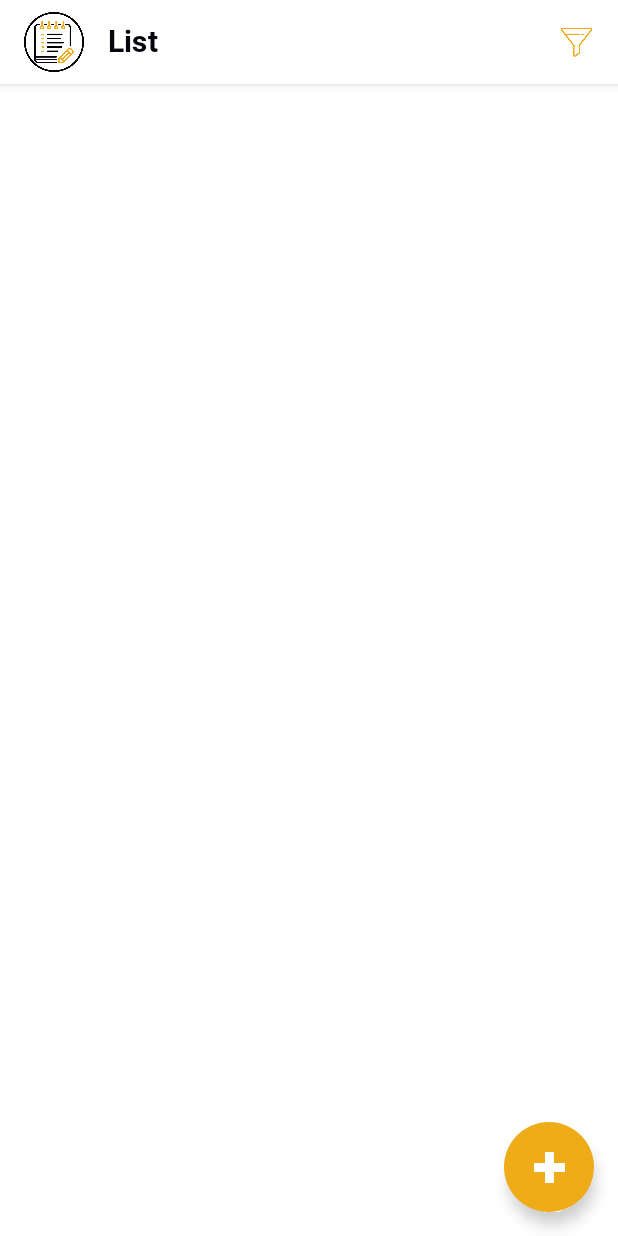
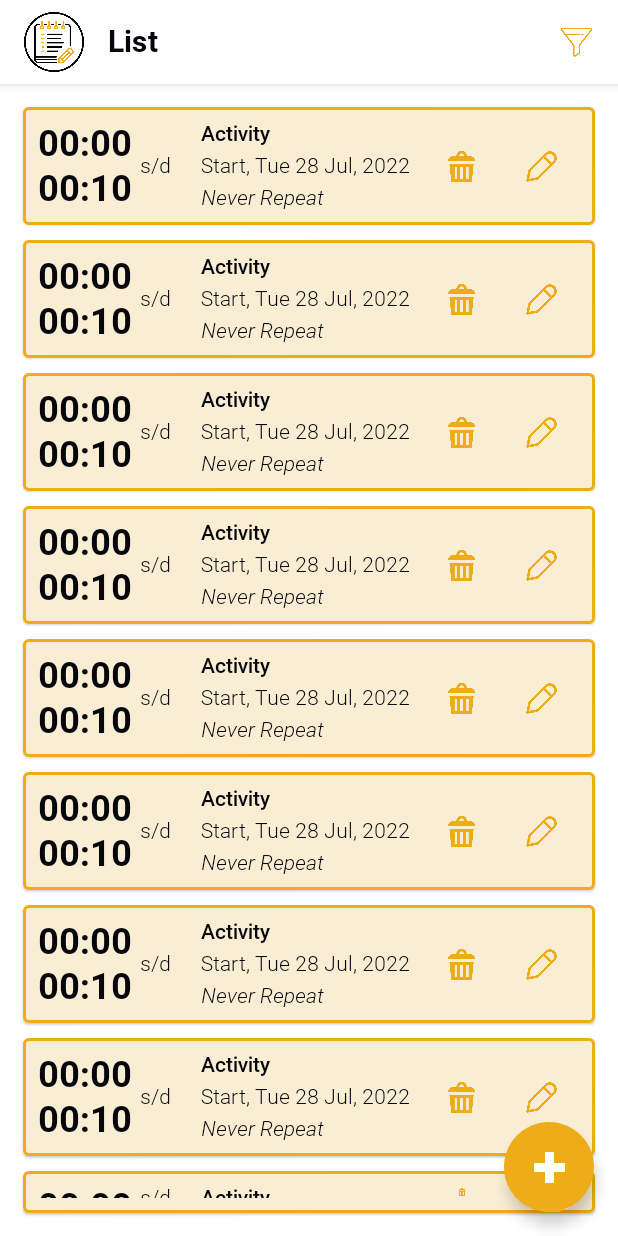
Before and after one commit to merillpr/minotes, an Android app built with Jetpack Compose: the ListActivity screen opened directly, with no data from a screen before it, on a phone screen of 412 x 824 dp. Run offline under Robolectric (Android 15) with nearby library versions, the phone set to English and light mode, and no system bars.

Commit message:
1. Menambahkan compose pada ItemList.kt 2. Menambahkan UI pada ListActivity.kt 3. Menambahjan satu warna baru di Color.kt

```diff
--- a/app/src/main/java/com/merillpr/minotes/ListActivity.kt
+++ b/app/src/main/java/com/merillpr/minotes/ListActivity.kt
@@ -3,25 +3,35 @@ package com.merillpr.minotes
 import android.os.Bundle
 import androidx.activity.ComponentActivity
 import androidx.activity.compose.setContent
-import androidx.compose.foundation.layout.fillMaxSize
+import androidx.compose.foundation.layout.*
 import androidx.compose.material.*
 import androidx.compose.runtime.Composable
 import androidx.compose.ui.Modifier
 import androidx.compose.ui.tooling.preview.Preview
-import com.merillpr.minotes.custom.SetupFab
-import com.merillpr.minotes.custom.SetupTopAppBar
+import androidx.compose.ui.unit.dp
+import com.merillpr.minotes.custom.*
 import com.merillpr.minotes.ui.theme.MinotesTheme
 
 class ListActivity : ComponentActivity() {
     override fun onCreate(savedInstanceState: Bundle?) {
         super.onCreate(savedInstanceState)
         setContent {
-            Scaffold(
-                topBar = { SetupTopAppBar(R.drawable.minotes_filter_icon, "My Filter", "List", ListActivity::class.java) },
-                floatingActionButton = { SetupFab(AddActivity::class.java) },
-                floatingActionButtonPosition = FabPosition.End,
-            ) {
+            ListScaffold()
+        }
+    }
+}
 
+@Composable
+fun ListScaffold() {
+    Scaffold(
+        topBar = { SetupTopAppBar(R.drawable.minotes_filter_icon, "My Filter", "List", ListActivity::class.java) },
+        floatingActionButton = { SetupFab(AddActivity::class.java) },
+        floatingActionButtonPosition = FabPosition.End,
+    ) {
+        Column (modifier = Modifier.fillMaxWidth().padding(15 .dp)){
+            for(i in 1..50) {
+                CardList()
+                Spacer(Modifier.size(10.dp))
             }
         }
     }
--- a/app/src/main/java/com/merillpr/minotes/custom/ItemList.kt
+++ b/app/src/main/java/com/merillpr/minotes/custom/ItemList.kt
@@ -1 +1,105 @@
 package com.merillpr.minotes.custom
+
+import androidx.compose.foundation.BorderStroke
+import androidx.compose.foundation.Image
+import androidx.compose.foundation.layout.*
+import androidx.compose.material.Card
+import androidx.compose.material.IconButton
+import androidx.compose.material.Text
+import androidx.compose.runtime.Composable
+import androidx.compose.ui.Alignment
+import androidx.compose.ui.Modifier
+import androidx.compose.ui.res.painterResource
+import androidx.compose.ui.text.font.FontWeight
+import androidx.compose.ui.unit.dp
+import androidx.compose.ui.unit.sp
+import com.merillpr.minotes.R
+import com.merillpr.minotes.robotoFont
+import com.merillpr.minotes.ui.theme.BackgroundYellow
+import com.merillpr.minotes.ui.theme.Black
+import com.merillpr.minotes.ui.theme.MostYellow
+
+@Composable
+fun CardList() {
+    Card(
+        modifier = Modifier
+            .fillMaxWidth(),
+        border = BorderStroke(2.dp, MostYellow),
+        backgroundColor = BackgroundYellow
+    ){
+        Row(
+            modifier = Modifier
+                .fillMaxWidth()
+                .padding(10.dp),
+            verticalAlignment = Alignment.CenterVertically
+        ) {
+            Column() {
+                Text(
+                    text = "00:00",
+                    color = Black,
+                    fontFamily = robotoFont,
+                    fontWeight = FontWeight.Bold,
+                    fontSize = 24.sp
+                )
+                Spacer(modifier = Modifier.size(2.dp))
+                Text(
+                    text = "00:10",
+                    color = Black,
+                    fontFamily = robotoFont,
+                    fontWeight = FontWeight.Bold,
+                    fontSize = 24.sp
+                )
+            }
+            Spacer(modifier = Modifier.size(5.dp))
+            Text(
+                text = "s/d",
+                color = Black,
+                fontFamily = robotoFont,
+                fontWeight = FontWeight.Light,
+                fontSize = 14.sp
+            )
+            Spacer(modifier = Modifier.size(20.dp))
+            Column() {
+                Text(
+                    text = "Activity",
+                    color = Black,
+                    fontFamily = robotoFont,
+                    fontWeight = FontWeight.Medium,
+                    fontSize = 14.sp
+                )
+                Spacer(modifier = Modifier.size(5.dp))
+                Text(
+                    text = "Start, Tue 28 Jul, 2022",
+                    color = Black,
+                    fontFamily = robotoFont,
+                    fontWeight = FontWeight.Light,
+                    fontSize = 14.sp
+                )
+                Spacer(modifier = Modifier.size(5.dp))
+                Text(
+                    text = "Never Repeat",
+                    color = Black,
+                    fontFamily = robotoFont,
+                    fontWeight = FontWeight.ExtraLight,
+                    fontSize = 14.sp
+                )
+            }
+            Spacer(Modifier.size(10.dp))
+            IconButton(onClick = {}){
+                Image(
+                    painterResource(id = R.drawable.minotes_delete),
+                    contentDescription = "My Delete",
+                    modifier = Modifier.size(30.dp)
+                )
+            }
+            Spacer(Modifier.size(5.dp))
+            IconButton(onClick = {}){
+                Image(
+                    painterResource(id = R.drawable.minotes_update),
+                    contentDescription = "My Update",
+                    modifier = Modifier.size(30.dp)
+                )
+            }
+        }
+    }
+}
--- a/app/src/main/java/com/merillpr/minotes/ui/theme/Color.kt
+++ b/app/src/main/java/com/merillpr/minotes/ui/theme/Color.kt
@@ -14,3 +14,4 @@ val Black = Color(0xFF06070C)
 val LessYellow = Color(0xFFFACD26)
 val MidYellow = Color(0xFFF6BE20)
 val MostYellow = Color(0xFFEEAC19)
+val BackgroundYellow = Color(0xFFF9EDD3)
```
Also changed, not shown: app/src/main/res/drawable/minotes_delete.png (added), app/src/main/res/drawable/minotes_update.png (added).
